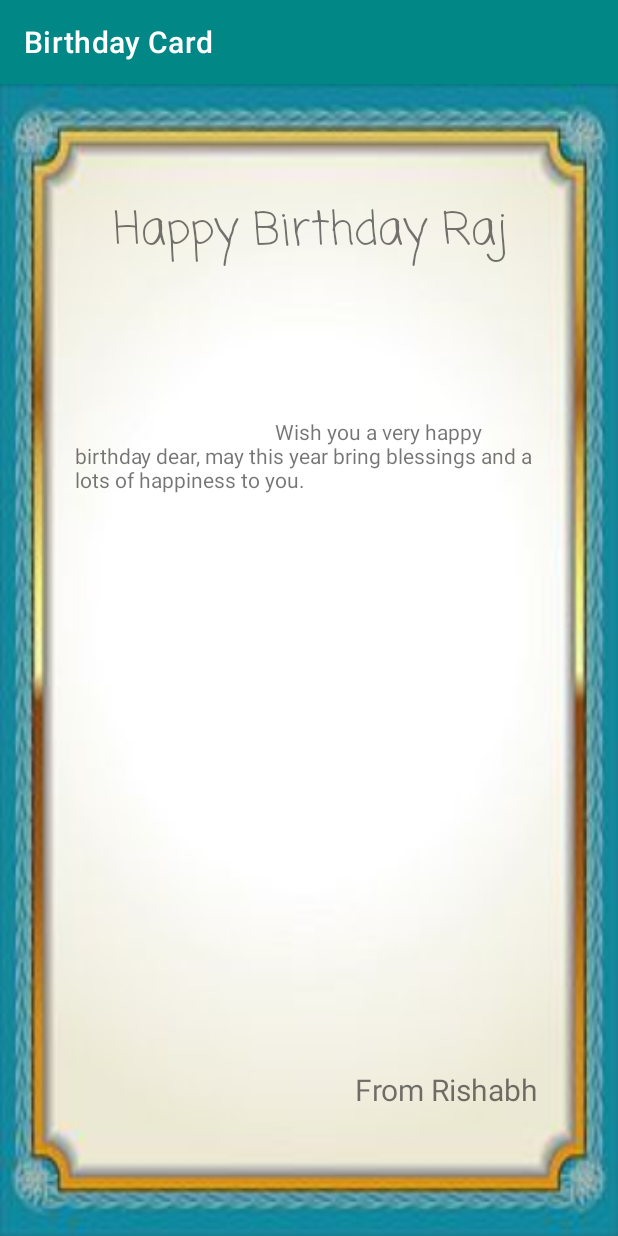
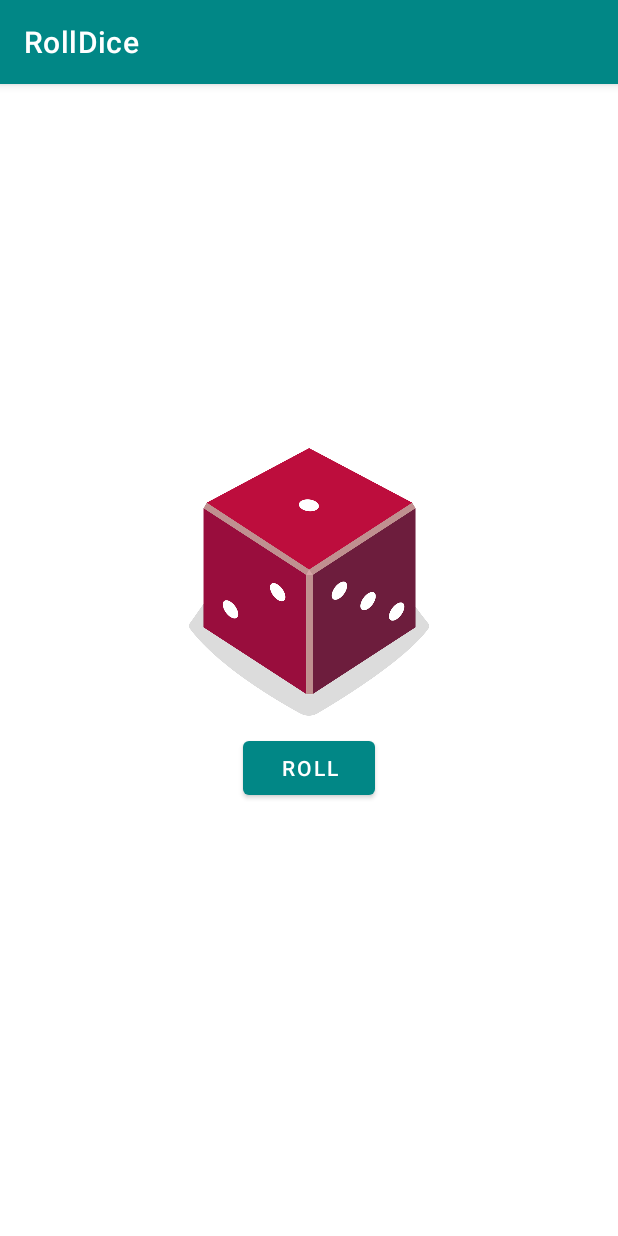
Before and after one commit to rishabhBajpayi/Loconav-Training, an Android app: the screen it shows after launch (MainActivity), on a phone screen of 412 x 824 dp. Run offline under Robolectric (Android 15) with nearby library versions, the phone set to English and light mode, and no system bars.

Commit message:
Dice app done

```diff
--- /dev/null
+++ b/app/src/main/res/layout/dice_activity_main.xml
@@ -0,0 +1,33 @@
+<?xml version="1.0" encoding="utf-8"?>
+<androidx.constraintlayout.widget.ConstraintLayout xmlns:android="http://schemas.android.com/apk/res/android"
+    xmlns:tools="http://schemas.android.com/tools"
+    android:layout_width="match_parent"
+    android:layout_height="match_parent"
+    xmlns:app="http://schemas.android.com/apk/res-auto">
+
+    <ImageView
+        android:id="@+id/rollResult"
+        android:layout_width="160dp"
+        android:layout_height="200dp"
+        android:scaleType="centerInside"
+        android:src="@drawable/dice_1"
+        android:contentDescription="1"
+        app:layout_constraintBottom_toTopOf="@+id/rollBtn"
+        app:layout_constraintEnd_toEndOf="parent"
+        app:layout_constraintStart_toStartOf="parent"
+        app:layout_constraintTop_toTopOf="parent"
+        app:layout_constraintVertical_bias="1" />
+
+    <Button
+        android:id="@+id/rollBtn"
+        android:layout_width="wrap_content"
+        android:layout_height="wrap_content"
+        android:onClick="buttonPressed"
+        android:text="Roll"
+        app:layout_constraintBottom_toBottomOf="parent"
+        app:layout_constraintEnd_toEndOf="parent"
+        app:layout_constraintStart_toStartOf="parent"
+        app:layout_constraintTop_toTopOf="parent"
+        app:layout_constraintVertical_bias="0.6" />
+
+</androidx.constraintlayout.widget.ConstraintLayout>
--- a/app/src/main/res/values/strings.xml
+++ b/app/src/main/res/values/strings.xml
@@ -1,5 +1,5 @@
 <resources>
-    <string name="app_name">Birthday Card</string>
+    <string name="app_name">RollDice</string>
     <string name="cardTitle">Happy Birthday Raj</string>
     <string name="cardSender">From Rishabh</string>
     <string name="cardMessage">\t\t\t\t\t\t\t\t\t\tWish you a very happy birthday dear, may this year bring blessings and a lots of happiness to you. </string>
```
Also changed, not shown: app/src/main/java/com/example/happybirthday/MainActivity.kt (+47 -21 lines), app/src/main/res/drawable/dice_1.png (added), app/src/main/res/drawable/dice_2.png (added), app/src/main/res/drawable/dice_3.png (added), app/src/main/res/drawable/dice_4.png (added), app/src/main/res/drawable/dice_5.png (added), app/src/main/res/drawable/dice_6.png (added).
